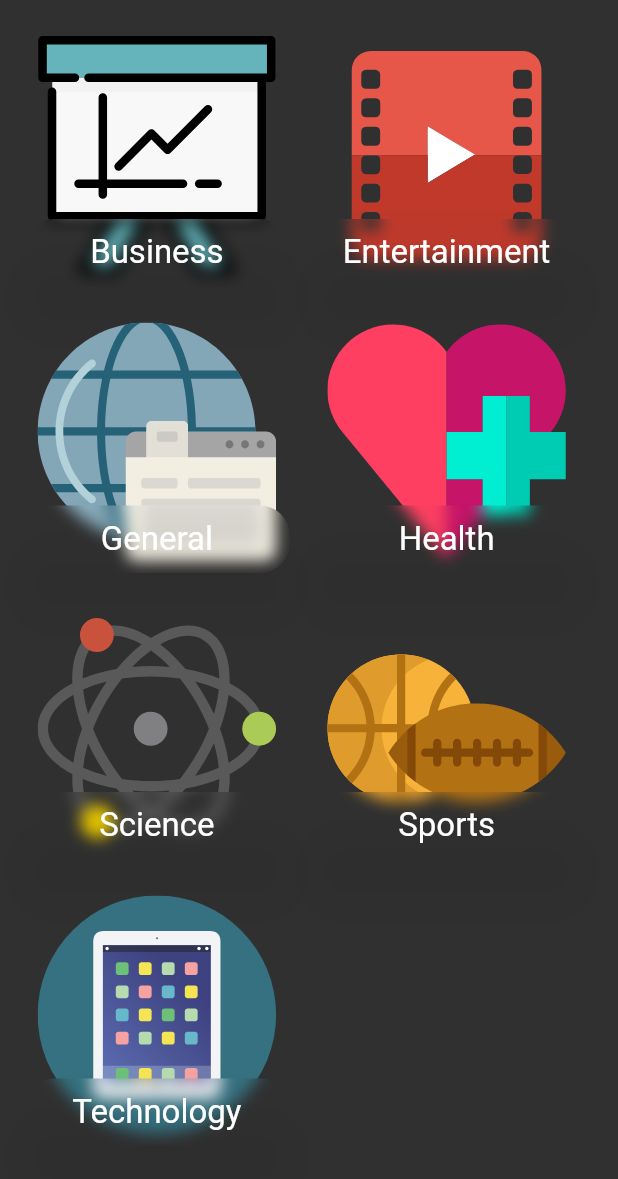
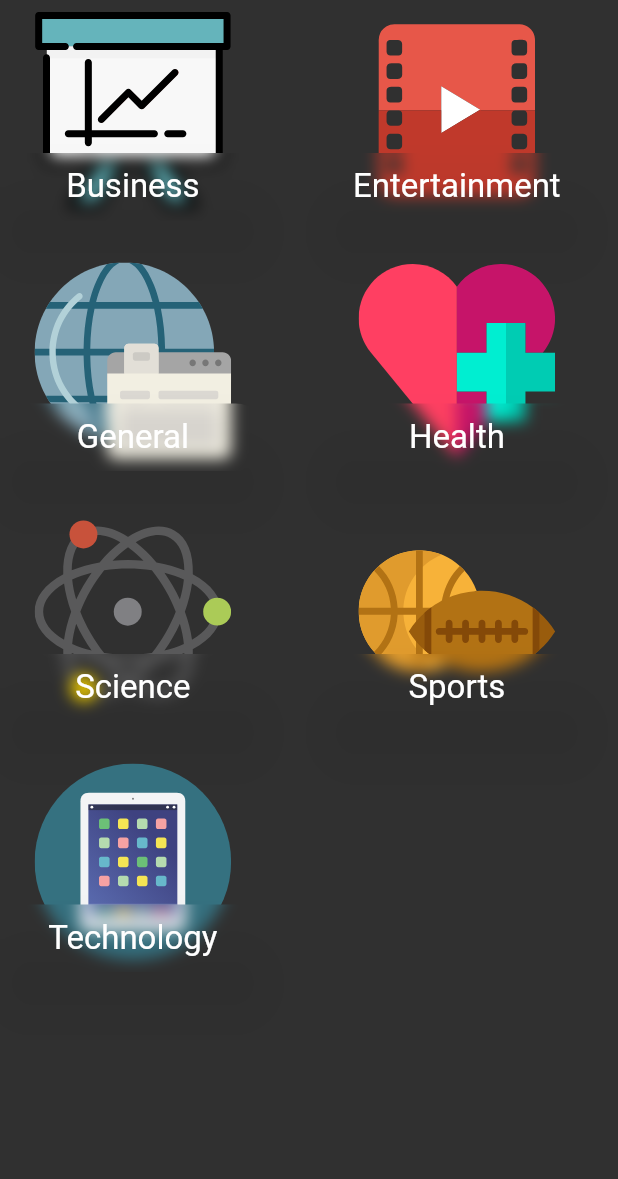
Before and after one commit to yasinkrcn/news, a Flutter app: the CategoryPage widget shown alone on an empty page, opened directly, on a phone screen of 412 x 824 dp. Shown: the top 1179 px of the screen. Run offline on Flutter 3.47's test engine with Material 2 defaults, Android fonts, the phone set to English and light mode, and no system bars; our stand-ins replace cached_network_image, connectivity_plus, dartz, dio, equatable, flutter_spinkit and 6 more; missing offline and left inert: connectivity_plus_web, flutter_custom_tabs, flutter_custom_tabs_web, shared_preferences_web; accounts and stored records are empty; network calls fail.

Commit message:
wrap widget changed to GridView

```diff
--- a/lib/feature/home/view/category_page.dart
+++ b/lib/feature/home/view/category_page.dart
@@ -4,39 +4,28 @@ import 'package:flutter_svg/svg.dart';
 import 'package:news/core/constants/app_colors.dart';
 
 import 'package:news/core/constants/category_list.dart';
-import 'package:news/core/init/injection_container.dart';
-
 import 'package:news/core/utils/screen_size.dart';
 import 'package:news/feature/home/domain/entities/arguments/list_news_arguments.dart';
-
 import 'package:news/feature/home/view_model/home_provider.dart';
-import 'package:news/feature/home/view_model/theme.dart';
 import 'package:provider/provider.dart';
 
-class CategoryPage extends StatefulWidget {
-  CategoryPage({Key? key, this.listNewsArguments}) : super(key: key);
+class CategoryPage extends StatelessWidget {
+  const CategoryPage({Key? key, this.listNewsArguments}) : super(key: key);
 
-  ListNewsArguments? listNewsArguments;
+  final ListNewsArguments? listNewsArguments;
 
-  @override
-  State<CategoryPage> createState() => _CategoryPageState();
-}
-
-class _CategoryPageState extends State<CategoryPage> {
   @override
   Widget build(BuildContext context) {
     return Consumer<HomeProvider>(builder: (context, provider, child) {
-      return Padding(
-          padding: const EdgeInsets.symmetric(horizontal: 16, vertical: 16),
-          child: ListView(scrollDirection: Axis.vertical, children: [
-            //TODO: grid view kullan
-
-            Wrap(
-                spacing: 16,
-                runSpacing: 16,
-                children: List.generate(
-                  kEntities.length,
-                  (index) => GestureDetector(
+      return GridView.builder(
+        gridDelegate: const SliverGridDelegateWithMaxCrossAxisExtent(
+            maxCrossAxisExtent: 200,
+            childAspectRatio: 4 / 3,
+            crossAxisSpacing: 20,
+            mainAxisSpacing: 20),
+        itemCount: kEntities.length,
+        itemBuilder: ((context, index) {
+          return GestureDetector(
             onTap: () {
               provider.fetchNewsByCategory(index);
             },
@@ -63,40 +52,15 @@ class _CategoryPageState extends State<CategoryPage> {
                   child: Center(
                     child: Text(
                       kEntities[index].categoryName,
-                              style: const TextStyle(
-                                  fontSize: 22, color: Colors.white),
+                      style: const TextStyle(fontSize: 22, color: Colors.white),
                     ),
                   ),
                 ),
               )
             ]),
-                  ),
-
-                  //  Container(
-                  //   height: 175,
-                  //   width: ScreenSize().getWidthPercent(.43),
-                  //   decoration: BoxDecoration(
-                  //        color: Colors.grey.shade700,
-                  //       borderRadius: BorderRadius.circular(8)),
-                  //   child: Column(
-                  //     mainAxisAlignment:
-                  //         MainAxisAlignment.spaceEvenly,
-                  //     children: [
-                  //       SvgPicture.asset(
-                  //         kEntities[index].assethPath,
-                  //         height: 75,
-                  //       ),
-                  //       Center(
-                  //           child: Text(
-                  //         kEntities[index].categoryName,
-                  //         style: const TextStyle(
-                  //             fontSize: 22, ),
-                  //       )),
-                  //     ],
-                  //   ),
-                  // ),
-                )),
-          ]));
+          );
+        }),
+      );
     });
   }
 }
```
Lines whose indentation alone changed are shown as unchanged.
